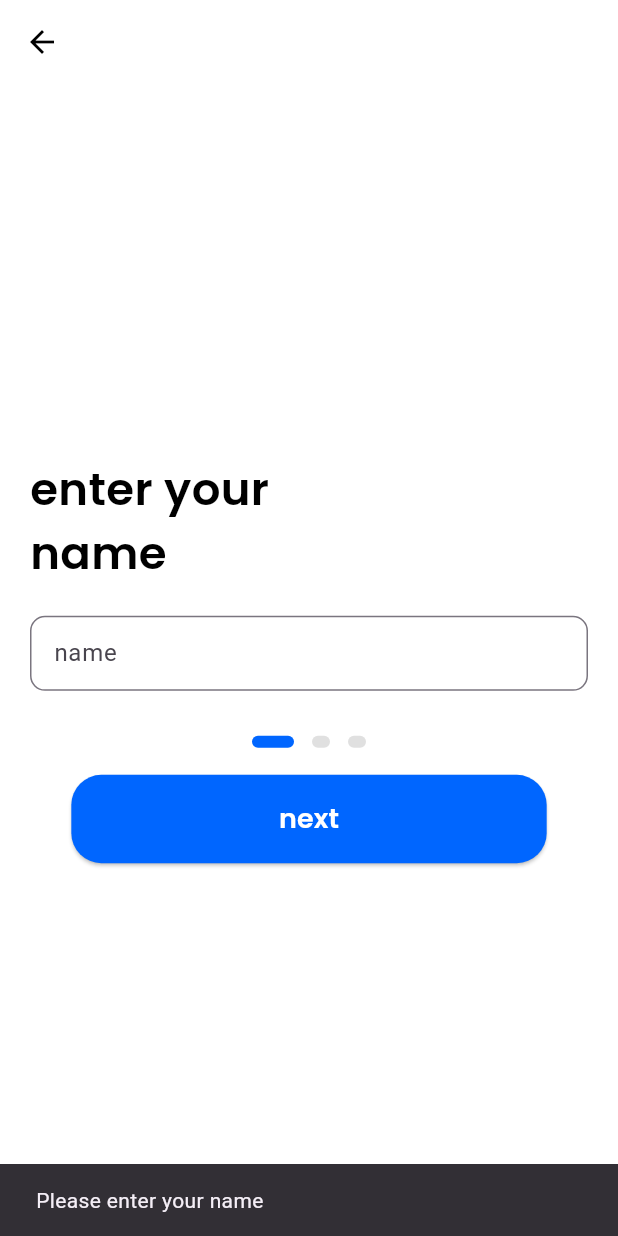
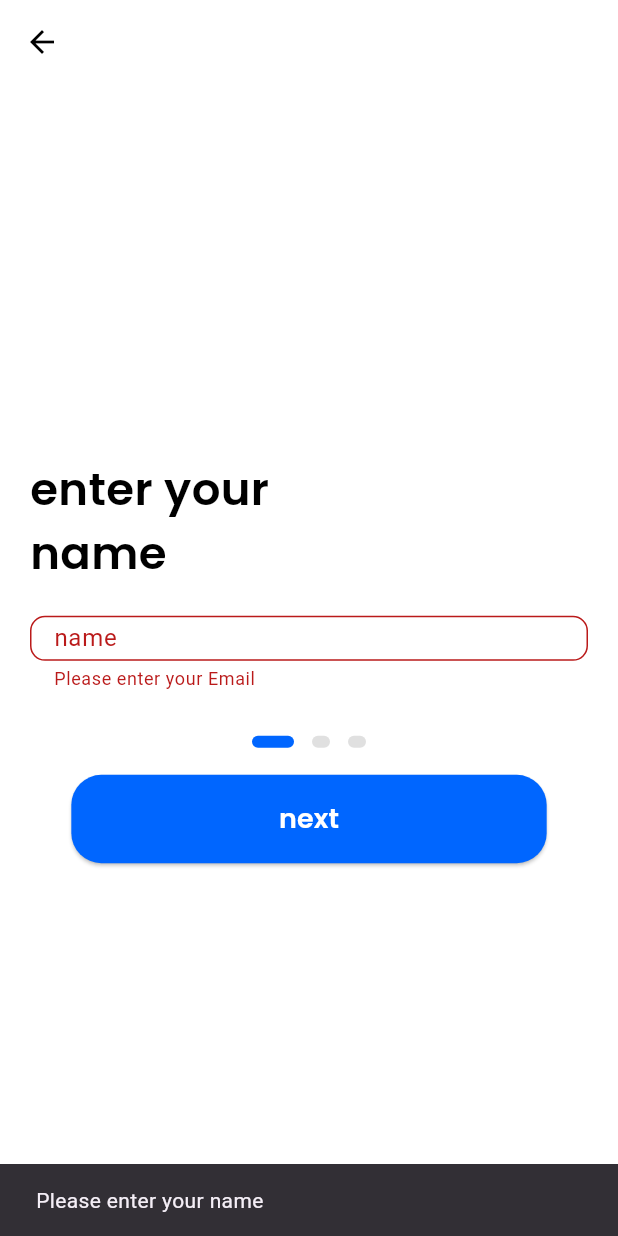
Before and after one commit to sanushcj/Clutchless, a Flutter app: the SignUpPageOne screen opened directly, after a tap on "next", on a phone screen of 412 x 824 dp. Run offline on Flutter 3.47's test engine with Material 3 defaults, Android fonts, the phone set to English and light mode, and no system bars; our stand-ins replace google_fonts.

Commit message:
fixed some bugs

```diff
--- a/lib/main.dart
+++ b/lib/main.dart
@@ -18,7 +18,7 @@ class MyApp extends StatelessWidget {
 
         colorScheme: .fromSeed(seedColor: Colors.deepPurple),
       ),
-      home:  HomePage(title: 'Clutchless'),
+      home:  LoginPage(title: 'Clutchless'),
     );
   }
 }
--- a/lib/view/auth/first_page.dart
+++ b/lib/view/auth/first_page.dart
@@ -5,8 +5,8 @@ import 'package:moto_hub/themes/pallets.dart';
 import 'package:moto_hub/view/auth/sign_up_page.dart';
 import 'package:moto_hub/widgets/auth/authwidgets.dart';
 
-class HomePage extends StatelessWidget {
-  HomePage({super.key, required String title});
+class LoginPage extends StatelessWidget {
+  LoginPage({super.key, required String title});
 
   final GlobalKey<FormState> _globalFormKey = GlobalKey();
 
@@ -138,6 +138,7 @@ class HomePage extends StatelessWidget {
                   ),
 
                   AuthTextField(
+                    errorMessage: 'Please enter your Email or Phone number',
                     suffixIconP: false,
                     usernameController: _usernameController,
                     controllername: 'Username',
@@ -159,6 +160,7 @@ class HomePage extends StatelessWidget {
                     ),
                   ),
                   AuthTextField(
+                    errorMessage: 'Please enter your Password',
                     suffixIconP: true,
                     usernameController: _passwordController,
                     controllername: 'Password',
--- a/lib/view/auth/sign_up_page.dart
+++ b/lib/view/auth/sign_up_page.dart
@@ -1,6 +1,11 @@
+import 'dart:developer';
+
+import 'package:flutter/foundation.dart';
 import 'package:flutter/material.dart';
 import 'package:google_fonts/google_fonts.dart';
+import 'package:moto_hub/model/signup_model.dart';
 import 'package:moto_hub/themes/pallets.dart';
+import 'package:moto_hub/view/auth/first_page.dart';
 import 'package:moto_hub/widgets/auth/authwidgets.dart';
 
 class SignUpPageOne extends StatefulWidget {
@@ -25,11 +30,10 @@ class _SignUpPageOneState extends State<SignUpPageOne> {
     super.dispose();
   }
 
-  void _showError(String msg) {
+  String _showError(String msg) {
     ScaffoldMessenger.of(context).hideCurrentSnackBar();
-    ScaffoldMessenger.of(context).showSnackBar(
-      SnackBar(content: Text(msg)),
-    );
+    ScaffoldMessenger.of(context).showSnackBar(SnackBar(content: Text(msg)));
+    return msg;
   }
 
   bool _isValidEmail(String email) {
@@ -38,6 +42,13 @@ class _SignUpPageOneState extends State<SignUpPageOne> {
   }
 
   void _onNextPressed() {
+    if (_signUpFormGlobalKey.currentState!.validate()) {
+      if (kDebugMode) {
+        log("validated");
+      }
+      return;
+    }
+
     switch (_step) {
       case 0:
         if (_nameController.text.trim().isEmpty) {
@@ -85,24 +96,19 @@ class _SignUpPageOneState extends State<SignUpPageOne> {
     final email = _emailController.text.trim();
     final pwd = _passwordController.text;
 
-    showDialog(
-      context: context,
-      builder: (_) => AlertDialog(
-        title: const Text('Sign up data'),
-        content: Text('Name: $name\nEmail: $email\nPassword: ${'*' * pwd.length}'),
-        actions: [
-          TextButton(
-            onPressed: () {
-              Navigator.of(context).pop();
-              // Example: navigate to next route after success
-              // Navigator.pushReplacementNamed(context, '/home');
-            },
-            child: const Text('OK'),
-          ),
-        ],
-      ),
+    final signupData = SignupModel(name: name, email: email, password: pwd);
+
+    print(signupData.toJson());
+
+    // dispose();
+
+    Navigator.of(context).pushAndRemoveUntil(
+      MaterialPageRoute(builder: (context) => LoginPage(title: "title")),
+      (Route<dynamic> route) => false,
     );
   }
+
+  final GlobalKey<FormState> _signUpFormGlobalKey = GlobalKey<FormState>();
 
   Widget _buildStepContent() {
     switch (_step) {
@@ -124,6 +130,7 @@ class _SignUpPageOneState extends State<SignUpPageOne> {
             ),
             const SizedBox(height: 20),
             AuthTextField(
+              errorMessage : 'Please enter your name',
         suffixIconP: false,
               controllername: 'Name',
               labelText: 'name',
@@ -150,6 +157,7 @@ class _SignUpPageOneState extends State<SignUpPageOne> {
             ),
             const SizedBox(height: 20),
             AuthTextField(
+              errorMessage: 'Please enter your email',
               suffixIconP: false,
               controllername: 'Email',
               labelText: 'email',
@@ -160,6 +168,7 @@ class _SignUpPageOneState extends State<SignUpPageOne> {
         );
       case 2:
         return Column(
+
           key: const ValueKey('password'),
           crossAxisAlignment: CrossAxisAlignment.start,
           children: [
@@ -176,6 +185,7 @@ class _SignUpPageOneState extends State<SignUpPageOne> {
             ),
             const SizedBox(height: 20),
             AuthTextField(
+              errorMessage: 'Password must be at least 6 characters',
               suffixIconP: false,
               controllername: 'Password',
               labelText: 'password',
@@ -194,7 +204,9 @@ class _SignUpPageOneState extends State<SignUpPageOne> {
     final buttonWidth = MediaQuery.of(context).size.width / 1.3;
     final buttonHeight = MediaQuery.of(context).size.width / 7;
 
-    return Scaffold(
+    return Form(
+      key: _signUpFormGlobalKey,
+      child: Scaffold(
         backgroundColor: AppPalette.lightPrimary,
         appBar: AppBar(
           backgroundColor: AppPalette.lightPrimary,
@@ -217,9 +229,14 @@ class _SignUpPageOneState extends State<SignUpPageOne> {
                 switchInCurve: Curves.easeOut,
                 switchOutCurve: Curves.easeIn,
                 transitionBuilder: (child, animation) {
-                final offset = Tween<Offset>(begin: const Offset(0, 0.2), end: Offset.zero)
-                    .animate(animation);
-                return SlideTransition(position: offset, child: FadeTransition(opacity: animation, child: child));
+                  final offset = Tween<Offset>(
+                    begin: const Offset(0, 0.2),
+                    end: Offset.zero,
+                  ).animate(animation);
+                  return SlideTransition(
+                    position: offset,
+                    child: FadeTransition(opacity: animation, child: child),
+                  );
                 },
                 child: _buildStepContent(),
               ),
@@ -236,7 +253,9 @@ class _SignUpPageOneState extends State<SignUpPageOne> {
                     height: 8,
                     decoration: BoxDecoration(
                       borderRadius: BorderRadius.circular(8),
-                    color: _step == i ? AppPalette.accentBlue : Colors.grey.shade300,
+                      color: _step == i
+                          ? AppPalette.accentBlue
+                          : Colors.grey.shade300,
                     ),
                   );
                 }),
@@ -251,7 +270,10 @@ class _SignUpPageOneState extends State<SignUpPageOne> {
                   onPressed: _onNextPressed,
                   style: ElevatedButton.styleFrom(
                     backgroundColor: AppPalette.accentBlue,
-                  padding: const EdgeInsets.symmetric(horizontal: 50, vertical: 15),
+                    padding: const EdgeInsets.symmetric(
+                      horizontal: 50,
+                      vertical: 15,
+                    ),
                     shape: RoundedRectangleBorder(
                       borderRadius: BorderRadius.circular(20),
                     ),
@@ -269,6 +291,7 @@ class _SignUpPageOneState extends State<SignUpPageOne> {
             ],
           ),
         ),
+      ),
     );
   }
 }
--- a/lib/widgets/auth/authwidgets.dart
+++ b/lib/widgets/auth/authwidgets.dart
@@ -4,17 +4,20 @@ import 'package:google_fonts/google_fonts.dart';
 import 'package:moto_hub/themes/pallets.dart';
 
 class AuthTextField extends StatelessWidget {
-   AuthTextField({
-    super.key, required this.suffixIconP,
+  AuthTextField({
+    super.key,
+    required this.suffixIconP,
     required TextEditingController usernameController,
     required this.controllername,
     required this.labelText,
+    required this.errorMessage,
   }) : _usernameController = usernameController;
 
   final TextEditingController _usernameController;
   final String controllername;
   final String labelText;
-   bool suffixIconP ;
+  final String errorMessage;
+  bool suffixIconP;
 
   @override
   Widget build(BuildContext context) {
@@ -24,15 +27,17 @@ class AuthTextField extends StatelessWidget {
       child: TextFormField(
         autocorrect: false,
         validator: (value) {
-          if (value==null ) {
-            return  'Please enter your email';
+          if (value == null) {
+            return 'Please enter your email';
           } else {
-            return suffixIconP ?  'Please enter your Password' : 'Please enter your Email';
+            return suffixIconP
+                ? 'Please enter your Password'
+                : 'Please enter your Email';
           }
         },
         decoration: InputDecoration(
-          suffixIcon: suffixIconP ?   Icon(CupertinoIcons.eye_solid) : null,
-         // suffix: Icons.safety_check ,
+          suffixIcon: suffixIconP ? Icon(CupertinoIcons.eye_solid) : null,
+          // suffix: Icons.safety_check ,
           labelText: labelText,
           border: OutlineInputBorder(
             borderSide: BorderSide(color: AppPalette.lightSecondary, width: 20),
@@ -73,7 +78,7 @@ class GoogleSignInWidget extends StatelessWidget {
 class SignInButton extends StatelessWidget {
   const SignInButton({super.key, required this.formGlobalKey});
 
-final GlobalKey<FormState> formGlobalKey;
+  final GlobalKey<FormState> formGlobalKey;
 
   @override
   Widget build(BuildContext context) {
```
Lines whose indentation alone changed are shown as unchanged.
